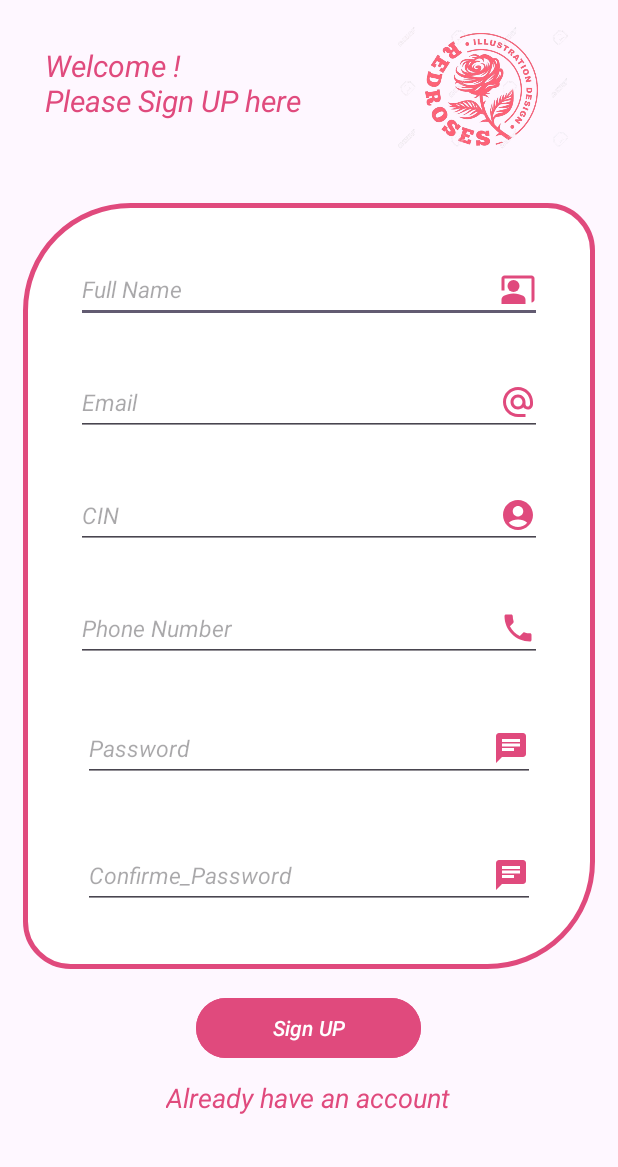
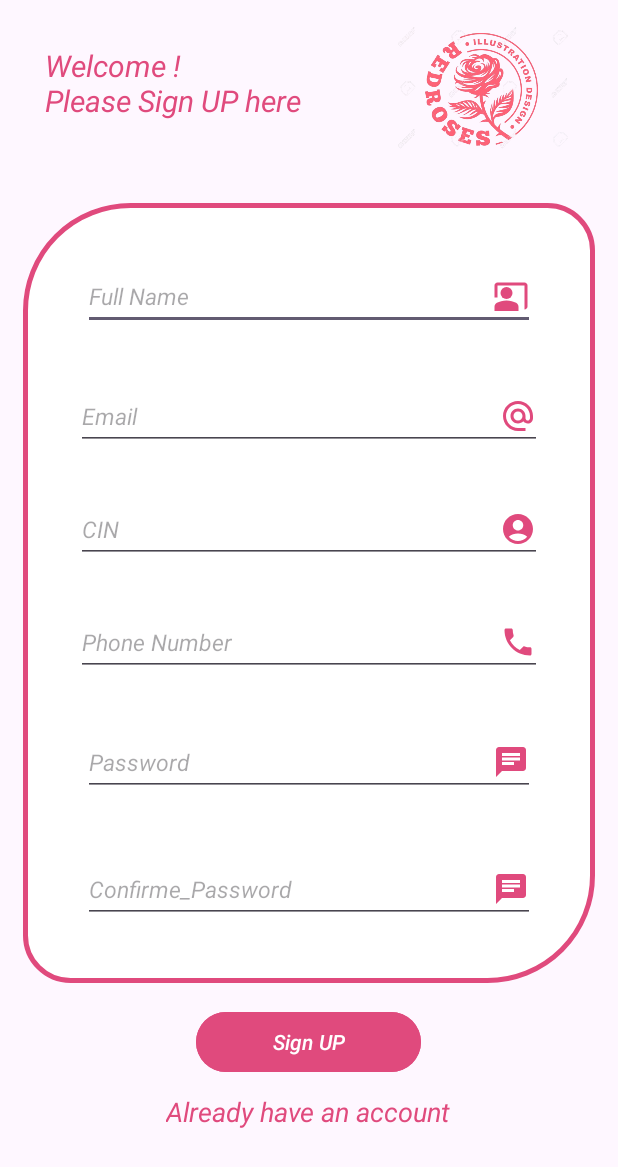
Before and after one commit to samararibi/Projet_Mobile, an Android app: the screen it shows after launch (SignUpActivity), on a phone screen of 412 x 824 dp. Shown: the top 1167 px of the screen. Run offline under Robolectric (Android 15) with nearby library versions, the phone set to English and light mode, and no system bars.

```diff
--- a/app/src/main/res/layout/activity_sign_up.xml
+++ b/app/src/main/res/layout/activity_sign_up.xml
@@ -48,7 +48,7 @@
                 android:id="@+id/fullNameSignUp"
                 android:layout_width="match_parent"
                 android:layout_height="wrap_content"
-                android:layout_margin="15sp"
+                android:layout_margin="20sp"
                 android:drawableEnd="@drawable/ic_person"
                 android:drawableTint="@color/colorApp"
                 android:hint="Full Name"
```
